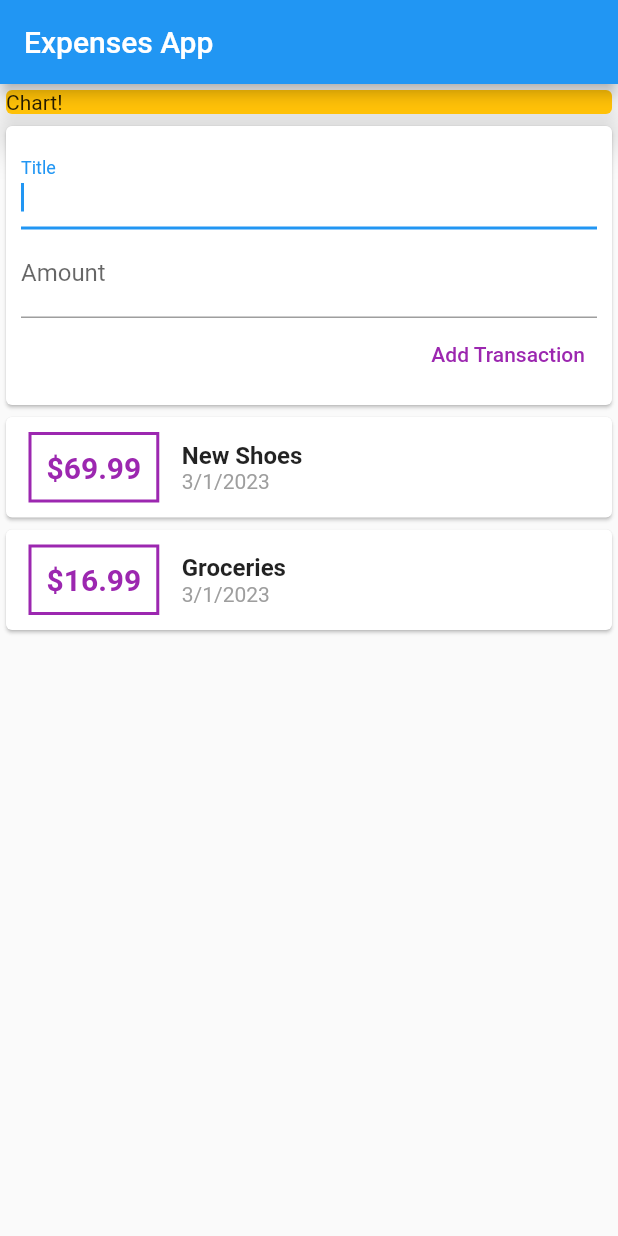
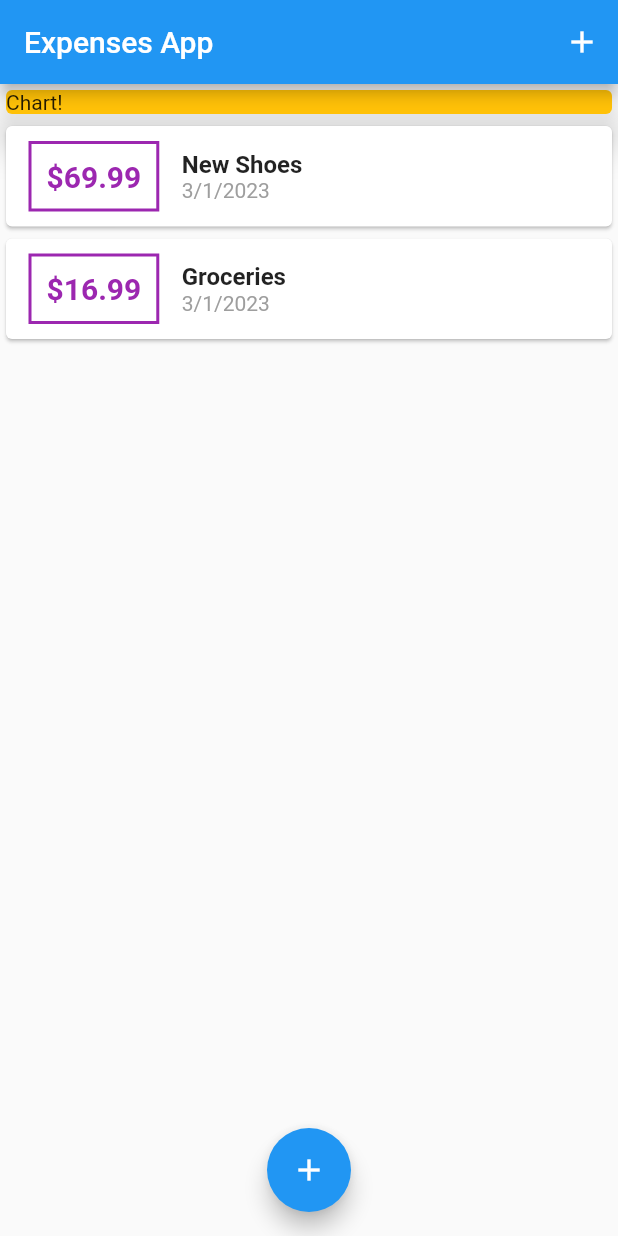
Before and after one commit to delwinbest/flutter_complete_guide, a Flutter app: the screen it shows after launch, on a phone screen of 412 x 824 dp. Run offline on Flutter 3.47's test engine with Material 2 defaults, Android fonts, the phone set to English and light mode, and no system bars.

Commit message:
lift state back into main, add 'Add' buttons and popup via showModalBottomSheet

```diff
--- a/lib/main.dart
+++ b/lib/main.dart
@@ -1,7 +1,7 @@
 import 'package:flutter/material.dart';
+import 'package:flutter_complete_guide/models/transaction.dart';
 import 'package:flutter_complete_guide/widgets/new_transaction.dart';
 import 'package:flutter_complete_guide/widgets/transaction_list.dart';
-import 'package:flutter_complete_guide/widgets/user_transactions.dart';
 
 void main() => runApp(const MyApp());
 
@@ -16,16 +16,58 @@ class MyApp extends StatelessWidget {
   }
 }
 
-class MyHomePage extends StatelessWidget {
+class MyHomePage extends StatefulWidget {
+  MyHomePage({super.key});
+
+  @override
+  State<MyHomePage> createState() => _MyHomePageState();
+}
+
+class _MyHomePageState extends State<MyHomePage> {
   final titleController = TextEditingController();
   final amountController = TextEditingController();
 
-  MyHomePage({super.key});
+  final List<Transaction> _userTransactions = [
+    Transaction(
+        id: 't1', title: 'New Shoes', amount: 69.99, date: DateTime.now()),
+    Transaction(
+        id: 't2', title: 'Groceries', amount: 16.99, date: DateTime.now())
+  ];
+
+  void _addNewTransaction(String newtitle, double newAmount) {
+    final newTransaction = Transaction(
+        id: DateTime.now().toString(),
+        title: newtitle,
+        amount: newAmount,
+        date: DateTime.now());
+
+    setState(() {
+      _userTransactions.add(newTransaction);
+    });
+  }
+
+  void _startAddNewTransaction(BuildContext ctx) {
+    showModalBottomSheet(
+        context: ctx,
+        builder: (_) {
+          return GestureDetector(
+            onTap: () {},
+            behavior: HitTestBehavior.opaque,
+            child: NewTransaction(addTransaction: _addNewTransaction),
+          );
+        });
+  }
+
   @override
   Widget build(BuildContext context) {
     return Scaffold(
       appBar: AppBar(
         title: const Text('Expenses App'),
+        actions: <Widget>[
+          IconButton(
+              onPressed: () => _startAddNewTransaction(context),
+              icon: const Icon(Icons.add))
+        ],
       ),
       body: SingleChildScrollView(
         child: Column(
@@ -40,9 +82,17 @@ class MyHomePage extends StatelessWidget {
                 child: Text('Chart!'),
               ),
             ),
-              UserTransactions()
+            TransactionList(
+              transactions: _userTransactions,
+            )
           ],
         ),
-        ));
+      ),
+      floatingActionButtonLocation: FloatingActionButtonLocation.centerFloat,
+      floatingActionButton: FloatingActionButton(
+        child: const Icon(Icons.add),
+        onPressed: () => _startAddNewTransaction(context),
+      ),
+    );
   }
 }
--- a/lib/widgets/user_transactions.dart
+++ /dev/null
@@ -1,44 +0,0 @@
-import 'package:flutter/material.dart';
-import 'package:flutter_complete_guide/widgets/new_transaction.dart';
-import 'package:flutter_complete_guide/widgets/transaction_list.dart';
-import 'package:flutter_complete_guide/models/transaction.dart';
-
-class UserTransactions extends StatefulWidget {
-  const UserTransactions({super.key});
-
-  @override
-  State<UserTransactions> createState() => _UserTransactionsState();
-}
-
-class _UserTransactionsState extends State<UserTransactions> {
-  final List<Transaction> _userTransactions = [
-    Transaction(
-        id: 't1', title: 'New Shoes', amount: 69.99, date: DateTime.now()),
-    Transaction(
-        id: 't2', title: 'Groceries', amount: 16.99, date: DateTime.now())
-  ];
-
-  void _addNewTransaction(String newtitle, double newAmount) {
-    final newTransaction = Transaction(
-        id: DateTime.now().toString(),
-        title: newtitle,
-        amount: newAmount,
-        date: DateTime.now());
-
-    setState(() {
-      _userTransactions.add(newTransaction);
-    });
-  }
-
-  @override
-  Widget build(BuildContext context) {
-    return Column(
-      children: <Widget>[
-        NewTransaction(addTransaction: _addNewTransaction),
-        TransactionList(
-          transactions: _userTransactions,
-        )
-      ],
-    );
-  }
-}
```
Also changed, not shown: lib/widgets/new_transaction.dart (+12 -0 lines). Lines whose indentation alone changed are shown as unchanged.
